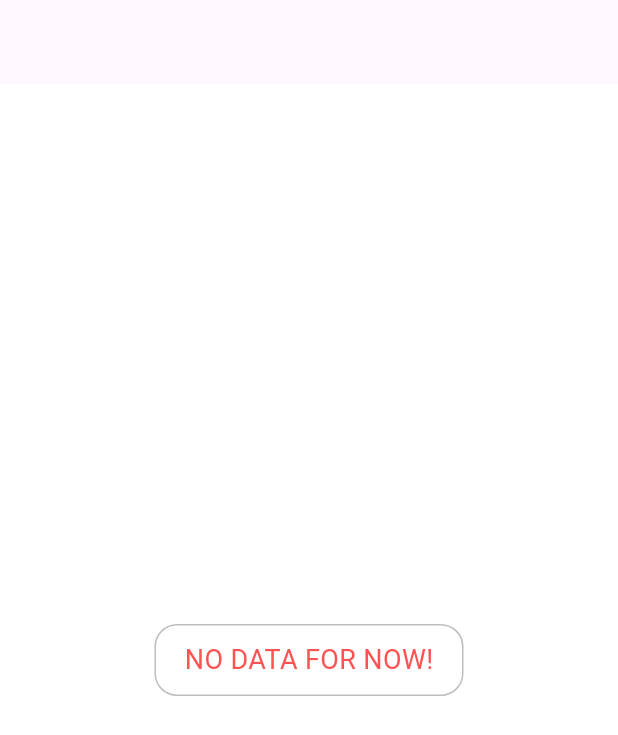
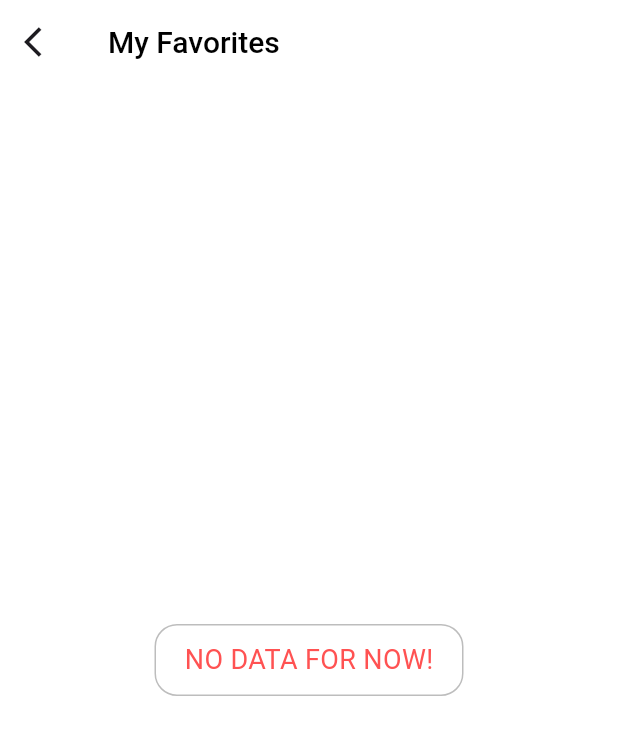
Before and after one commit to HusseinMohammedHussein/ecommerce-app, a Flutter app: the FavoritesView screen opened by its route, on a phone screen of 412 x 824 dp. Shown: the top 735 px of the screen. Run offline on Flutter 3.47's test engine with Material 3 defaults, Android fonts, the phone set to English and light mode, and no system bars; drawn by our look-alikes of auto_size_text; our stand-ins replace bloc, cached_network_image, dartz, device_preview, dio, equatable and 4 more; accounts and stored records are empty; network calls fail.

Commit message:
added favorites title

```diff
--- a/lib/features/favorites/presentation/views/favorites_view.dart
+++ b/lib/features/favorites/presentation/views/favorites_view.dart
@@ -14,6 +14,7 @@ class FavoritesView extends StatelessWidget {
   @override
   Widget build(BuildContext context) {
     return BaseScaffold(
+      title: 'My Favorites',
         body: BlocProvider(
       create: (_) => sl<LocalFavoritesCubit>(),
       child: const ResponsiveLayout(
```
